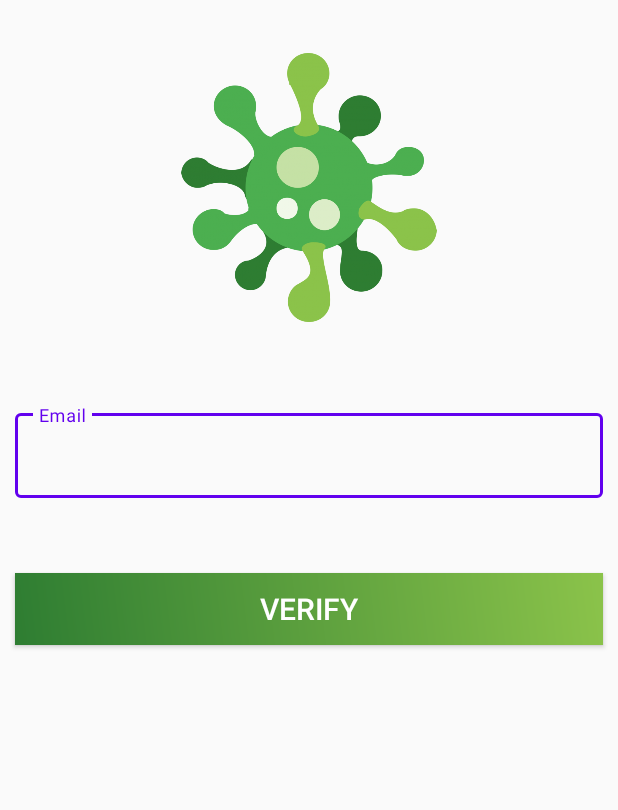
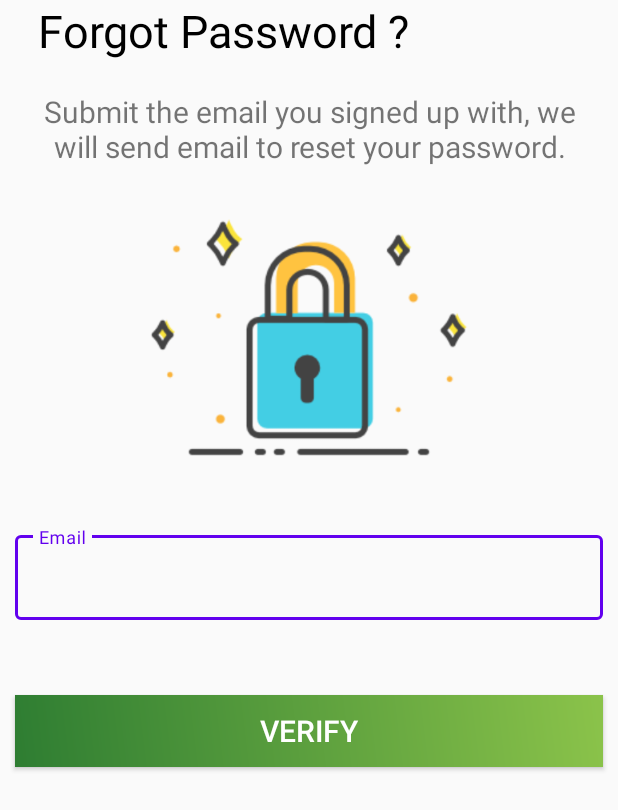
Before and after one commit to Patel-Smit/TracertCOVID19, an Android app: the ForgotPasswordActivity screen opened directly, with no data from a screen before it, on a phone screen of 412 x 824 dp. Shown: the top 810 px of the screen. Run offline under Robolectric (Android 15) with nearby library versions, the phone set to English and light mode, and no system bars; our stand-ins replace Firebase (no records; nobody signed in at launch, a user with empty details on screens opened directly).

Commit message:
FORGOT PASSWORD DESIGN UPDATED

```diff
--- a/app/src/main/res/layout/activity_forgot_password.xml
+++ b/app/src/main/res/layout/activity_forgot_password.xml
@@ -7,13 +7,35 @@
     tools:context=".ForgotPasswordActivity"
     android:orientation="vertical">
 
-    <ImageView
+    <!--<ImageView
         android:layout_width="match_parent"
         android:layout_height="250dp"
         android:contentDescription="@string/logo"
         android:padding="35dp"
         android:src="@drawable/logo"
-        android:transitionName="tr_logo_image"/>
+        android:transitionName="tr_logo_image"/>-->
+
+    <TextView
+        android:layout_width="match_parent"
+        android:layout_height="wrap_content"
+        android:layout_marginLeft="25dp"
+        android:layout_marginRight="20dp"
+        android:textSize="30dp"
+        android:textColor="#000000"
+        android:text= "@string/forgot_password"></TextView>
+
+    <TextView
+        android:layout_width="match_parent"
+        android:layout_height="wrap_content"
+        android:textAlignment="center"
+        android:layout_margin="20dp"
+        android:textSize="20dp"
+        android:text= "Submit the email you signed up with, we will send email to reset your password."></TextView>
+
+    <ImageView
+        android:layout_width="match_parent"
+        android:layout_height="200dp"
+        android:src="@drawable/forgottenpassword"></ImageView>
 
     <com.google.android.material.textfield.TextInputLayout
         style="@style/Widget.MaterialComponents.TextInputLayout.OutlinedBox"
```
Also changed, not shown: app/src/main/res/drawable-v24/forgottenpassword.png (added).
